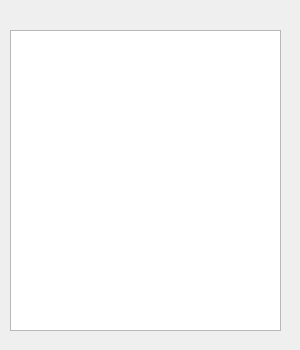
First picture: the form in ui/ui_designer/ui_file/forms/logsForm.ui, repository tanyiqu/AnimeArtifactPro, before the edit.
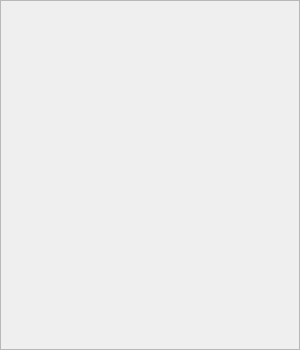
Second picture: the form after the edit.

Commit message: 完成更新日志窗口

Diff of the .ui file:
```diff
--- a/ui/ui_designer/ui_file/forms/logsForm.ui
+++ b/ui/ui_designer/ui_file/forms/logsForm.ui
@@ -13,19 +13,38 @@
   <property name="windowTitle">
    <string>更新日志</string>
   </property>
-  <widget class="QPlainTextEdit" name="plainTextEdit">
-   <property name="geometry">
-    <rect>
-     <x>10</x>
-     <y>30</y>
-     <width>271</width>
-     <height>301</height>
-    </rect>
+  <layout class="QGridLayout" name="gridLayout">
+   <property name="leftMargin">
+    <number>0</number>
    </property>
-   <property name="readOnly">
-    <bool>true</bool>
+   <property name="topMargin">
+    <number>0</number>
    </property>
-  </widget>
+   <property name="rightMargin">
+    <number>0</number>
+   </property>
+   <property name="bottomMargin">
+    <number>0</number>
+   </property>
+   <item row="0" column="0">
+    <widget class="QScrollArea" name="scrollArea">
+     <property name="widgetResizable">
+      <bool>true</bool>
+     </property>
+     <widget class="QWidget" name="scrollAreaWidgetContents">
+      <property name="geometry">
+       <rect>
+        <x>0</x>
+        <y>0</y>
+        <width>298</width>
+        <height>348</height>
+       </rect>
+      </property>
+      <layout class="QVBoxLayout" name="layout"/>
+     </widget>
+    </widget>
+   </item>
+  </layout>
  </widget>
  <resources/>
  <connections/>
```
The commit also changes 3 other files.
